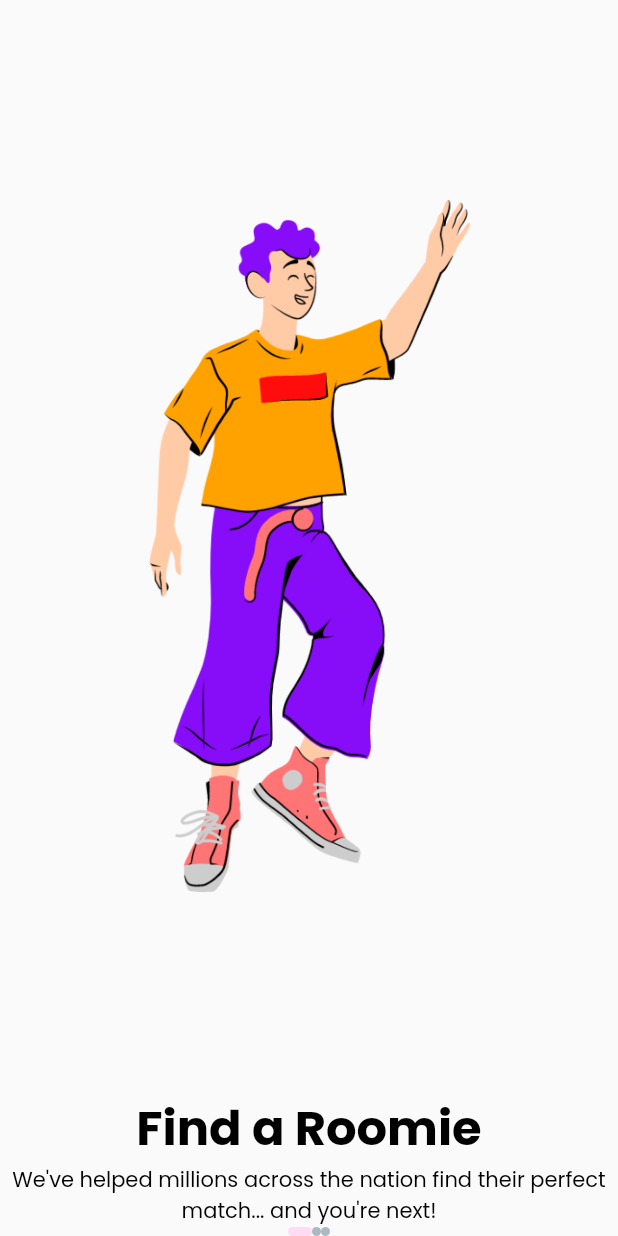
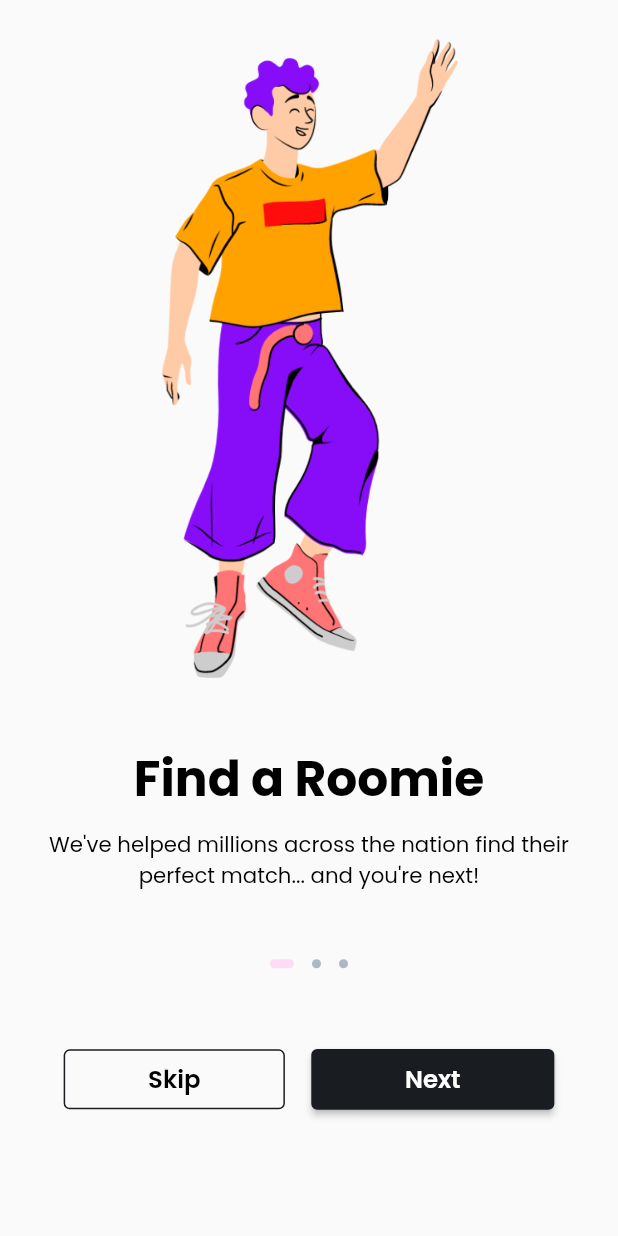
Before and after one commit to naufalmms/booking_app, a Flutter app: the screen it shows after launch, on a phone screen of 412 x 824 dp. Run offline on Flutter 3.47's test engine with Material 2 defaults, Android fonts, the phone set to English and light mode, and no system bars; our stand-ins replace bloc, flutter_bloc, flutter_screenutil.

Commit message:
FIX
- Add app_dimen.dart
- Fix add Pub Flutter Screen Util
- update main.dart

```diff
--- a/lib/config/theme/app_font.dart
+++ b/lib/config/theme/app_font.dart
@@ -1,132 +1,132 @@
 import 'package:flutter/material.dart';
+import 'package:flutter_screenutil/flutter_screenutil.dart';
 
 class AppFont {
   static TextStyle get hero => TextStyle(
-        fontSize: 72,
+        fontSize: 72.sp,
         fontWeight: FontWeight.w700,
         color: Colors.black,
       );
   static TextStyle get display1 => TextStyle(
-        fontSize: 56,
+        fontSize: 56.sp,
         fontWeight: FontWeight.w700,
         color: Colors.black,
       );
   static TextStyle get display2 => TextStyle(
-        fontSize: 40,
+        fontSize: 40.sp,
         fontWeight: FontWeight.w700,
         color: Colors.black,
       );
   static TextStyle get display3 => TextStyle(
-        fontSize: 32,
+        fontSize: 32.sp,
         fontWeight: FontWeight.w700,
         color: Colors.black,
       );
   static TextStyle get heading1 => TextStyle(
-        fontSize: 24,
+        fontSize: 24.sp,
         fontWeight: FontWeight.w700,
         color: Colors.black,
       );
   static TextStyle get heading2 => TextStyle(
-        fontSize: 20,
+        fontSize: 20.sp,
         fontWeight: FontWeight.w700,
         color: Colors.black,
       );
   static TextStyle get paragraphLarge => TextStyle(
-        fontSize: 16,
+        fontSize: 16.sp,
         fontWeight: FontWeight.w400,
         color: Colors.black,
       );
   static TextStyle get paragraphLargeBold => TextStyle(
-        fontSize: 16,
+        fontSize: 16.sp,
         fontWeight: FontWeight.w700,
         color: Colors.black,
       );
   static TextStyle get paragraphMedium => TextStyle(
-        fontSize: 14,
+        fontSize: 14.sp,
         fontWeight: FontWeight.w400,
         color: Colors.black,
       );
   static TextStyle get paragraphMediumBold => TextStyle(
-        fontSize: 14,
+        fontSize: 14.sp,
         fontWeight: FontWeight.w700,
         color: Colors.black,
       );
   static TextStyle get paragraphSmall => TextStyle(
-        fontSize: 12,
+        fontSize: 12.sp,
         fontWeight: FontWeight.w400,
         color: Colors.black,
       );
   static TextStyle get paragraphSmallBold => TextStyle(
-        fontSize: 12,
+        fontSize: 12.sp,
         fontWeight: FontWeight.w700,
         color: Colors.black,
       );
   static TextStyle get ButtonLarge => TextStyle(
-        fontSize: 16,
+        fontSize: 16.sp,
         fontWeight: FontWeight.w600,
         color: Colors.black,
       );
   static TextStyle get ButtonLargeMedium => TextStyle(
-        fontSize: 14,
+        fontSize: 14.sp,
         fontWeight: FontWeight.w600,
         color: Colors.black,
       );
   static TextStyle get ButtonLargeSmall => TextStyle(
-        fontSize: 12,
+        fontSize: 12.sp,
         fontWeight: FontWeight.w600,
         color: Colors.black,
       );
 
-  static TextStyle get componentLarge => const TextStyle(
-        fontSize: 16,
+  static TextStyle get componentLarge => TextStyle(
+        fontSize: 16.sp,
         fontWeight: FontWeight.w600,
         color: Colors.black,
       );
 
-  static TextStyle get componentMediumBold => const TextStyle(
-    fontSize: 14,
+  static TextStyle get componentMediumBold => TextStyle(
+        fontSize: 14.sp,
         fontWeight: FontWeight.w600,
         color: Colors.black,
       );
-  static TextStyle get componentMedium => const TextStyle(
-    fontSize: 14,
+  static TextStyle get componentMedium => TextStyle(
+        fontSize: 14.sp,
         fontWeight: FontWeight.w400,
         color: Colors.black,
       );
-  static TextStyle get componentSmall => const TextStyle(
-    fontSize: 12,
+  static TextStyle get componentSmall => TextStyle(
+        fontSize: 12.sp,
         fontWeight: FontWeight.w600,
         color: Colors.black,
       );
   static TextStyle get h0 => TextStyle(
-    fontSize: 72,
+        fontSize: 72.sp,
         fontWeight: FontWeight.w700,
         color: Colors.black,
       );
   static TextStyle get h1 => TextStyle(
-    fontSize: 56,
+        fontSize: 56.sp,
         fontWeight: FontWeight.w700,
         color: Colors.black,
       );
   static TextStyle get h2 => TextStyle(
-    fontSize: 40,
+        fontSize: 40.sp,
         fontWeight: FontWeight.w700,
         color: Colors.black,
       );
   static TextStyle get h3 => TextStyle(
-    fontSize: 32,
+        fontSize: 32.sp,
         fontWeight: FontWeight.w700,
         color: Colors.black,
       );
   static TextStyle get h4 => TextStyle(
-    fontSize: 24,
+        fontSize: 24.sp,
         fontWeight: FontWeight.w700,
         color: Colors.black,
       );
   static TextStyle get h5 => TextStyle(
-    fontSize: 20,
+        fontSize: 20.sp,
         fontWeight: FontWeight.w700,
         color: Colors.black,
       );
-
 }
--- a/lib/main.dart
+++ b/lib/main.dart
@@ -3,6 +3,7 @@ import 'package:booking/presentation/pages/onboarding/onboarding_view.dart';
 import 'package:booking/presentation/widget/primary_button.dart';
 import 'package:booking/presentation/widget/secondary_button.dart';
 import 'package:flutter/material.dart';
+import 'package:flutter_screenutil/flutter_screenutil.dart';
 
 void main() {
   runApp(const MyApp());
@@ -14,10 +15,18 @@ class MyApp extends StatelessWidget {
   // This widget is the root of your application.
   @override
   Widget build(BuildContext context) {
-    return MaterialApp(
-      title: 'Booking App',
-      theme: ThemeData(primarySwatch: Colors.blue, fontFamily: 'Poppins'),
-      home: OnboardingPage(),
+    return ScreenUtilInit(
+      designSize: const Size(375, 812),
+      minTextAdapt: true,
+      splitScreenMode: true,
+      builder: (context, child) {
+
+        return MaterialApp(
+          title: 'Booking App',
+          theme: ThemeData(primarySwatch: Colors.blue, fontFamily: 'Poppins'),
+          home: OnboardingPage(),
+        );
+      },
     );
   }
 }
--- a/lib/presentation/pages/onboarding/component/onboarding_button.dart
+++ b/lib/presentation/pages/onboarding/component/onboarding_button.dart
@@ -1,10 +1,32 @@
+import 'package:booking/utils/extension/extension.dart';
+import 'package:booking/presentation/widget/primary_button.dart';
+import 'package:booking/presentation/widget/secondary_button.dart';
 import 'package:flutter/cupertino.dart';
+import 'package:flutter_bloc/flutter_bloc.dart';
+
+import '../onboarding_cubit.dart';
 
 class OnboardingButton extends StatelessWidget {
   const OnboardingButton({Key? key}) : super(key: key);
 
   @override
   Widget build(BuildContext context) {
-    return Container();
+    final cubit = BlocProvider.of<OnboardingCubit>(context);
+    return Row(
+      mainAxisAlignment: MainAxisAlignment.center,
+      children: [
+        SecondaryButton(
+          onPressed: cubit.skip,
+          text: "Skip",
+          width: 147.5,
+        ),
+        16.0.width,
+        PrimaryButton(
+          onPressed: cubit.next,
+          text: "Next",
+          width: 147.5,
+        ),
+      ],
+    );
   }
 }
--- a/lib/presentation/pages/onboarding/component/onboarding_indicator.dart
+++ b/lib/presentation/pages/onboarding/component/onboarding_indicator.dart
@@ -18,18 +18,19 @@ class OnboardingIndicator extends StatelessWidget {
           children: List.generate(
             cubit.state.onboardingList.length,
             (index) => index == cubit.state.currentIndex
-                ? _activeIndicator()
-                : _inactiveIndicator(),
+                ? _activeIndicator(index)
+                : _inactiveIndicator(index),
           ),
         );
       },
     );
   }
 
-  Widget _activeIndicator() {
+  Widget _activeIndicator(int index) {
     return Container(
       width: 16,
       height: 6,
+      margin: EdgeInsets.symmetric(horizontal: index == 1 ? 12 : 0),
       decoration: BoxDecoration(
         color: AppColor.acccentPink,
         borderRadius: BorderRadius.circular(4),
@@ -37,10 +38,11 @@ class OnboardingIndicator extends StatelessWidget {
     );
   }
 
-  Widget _inactiveIndicator() {
+  Widget _inactiveIndicator(int index) {
     return Container(
       width: 6,
       height: 6,
+      margin: EdgeInsets.symmetric(horizontal: index == 1 ? 12 : 0),
       decoration: BoxDecoration(
         color: AppColor.ink03,
         borderRadius: BorderRadius.circular(4),
--- a/lib/presentation/pages/onboarding/component/onboarding_title.dart
+++ b/lib/presentation/pages/onboarding/component/onboarding_title.dart
@@ -1,4 +1,5 @@
 import 'package:booking/config/config.dart';
+import 'package:booking/utils/extension/extension.dart';
 import 'package:booking/presentation/pages/onboarding/onboarding_state.dart';
 import 'package:flutter/material.dart';
 import 'package:flutter_bloc/flutter_bloc.dart';
@@ -21,6 +22,7 @@ class OnboardingTitle extends StatelessWidget {
               style: AppFont.h3,
               textAlign: TextAlign.center,
             ),
+            8.0.height,
             Text(
               cubit.state.onboardingList[cubit.state.currentIndex]
                       .description ??
--- a/lib/presentation/pages/onboarding/onboarding_cubit.dart
+++ b/lib/presentation/pages/onboarding/onboarding_cubit.dart
@@ -22,4 +22,8 @@ class OnboardingCubit extends Cubit<OnboardingState> {
       emit(state.clone()..currentIndex = index);
     }
   }
+
+  void skip(){
+    // TODO: implement skip
+  }
 }
--- a/lib/presentation/pages/onboarding/onboarding_view.dart
+++ b/lib/presentation/pages/onboarding/onboarding_view.dart
@@ -1,3 +1,5 @@
+import 'package:booking/utils/extension/extension.dart';
+
 import 'component/component.dart';
 import 'package:flutter/material.dart';
 import 'package:flutter_bloc/flutter_bloc.dart';
@@ -16,16 +18,25 @@ class OnboardingPage extends StatelessWidget {
   }
 
   Widget _buildPage(BuildContext context) {
-
-
     return Scaffold(
-      body: Column(
-        children: const [
-          OnboardingImage(),
-          OnboardingTitle(),
-          OnboardingIndicator(),
-          OnboardingButton(),
-        ],
+      body: Padding(
+        padding: const EdgeInsets.only(
+          top: 16,
+          left: 16,
+          right: 16,
+        ),
+        child: Column(
+          children: [
+            const OnboardingImage(),
+            32.0.height,
+            const OnboardingTitle(),
+            45.0.height,
+            const OnboardingIndicator(),
+            53.0.height,
+            const OnboardingButton(),
+            82.9.height,
+          ],
+        ),
       ),
     );
   }
--- a/lib/presentation/widget/secondary_button.dart
+++ b/lib/presentation/widget/secondary_button.dart
@@ -4,7 +4,7 @@ import 'package:flutter/material.dart';
 class SecondaryButton extends StatelessWidget {
   const SecondaryButton(
       {Key? key,
-      this.type = SecondaryType.type1,
+      this.type = SecondaryType.type3,
       required this.onPressed,
       required this.text,
       this.width = 78})
--- /dev/null
+++ b/lib/utils/extension/extension.dart
@@ -0,0 +1 @@
+export 'double_extension.dart';
--- /dev/null
+++ b/lib/utils/helper/helper.dart
@@ -0,0 +1 @@
+export 'size_helper.dart';
--- /dev/null
+++ b/lib/utils/helper/size_helper.dart
@@ -0,0 +1,3 @@
+class SizeHelper{
+
+}
--- /dev/null
+++ b/lib/utils/utils.dart
@@ -0,0 +1,2 @@
+export 'extension/extension.dart';
+export 'helper/helper.dart';
--- a/pubspec.yaml
+++ b/pubspec.yaml
@@ -14,6 +14,7 @@ dependencies:
   http: ^0.13.5
   shared_preferences: ^2.1.0
   logging: ^1.1.1
+  flutter_screenutil: ^5.7.0
 
 dev_dependencies:
   flutter_test:
```
Also changed, not shown: lib/config/theme/app_dimen.dart (added, +48 -0 lines), lib/presentation/widget/primary_button.dart (+8 -7 lines), lib/utils/extension/double_extension.dart (added, +11 -0 lines), pubspec.lock, 1 other file. Lines whose indentation alone changed are shown as unchanged.
